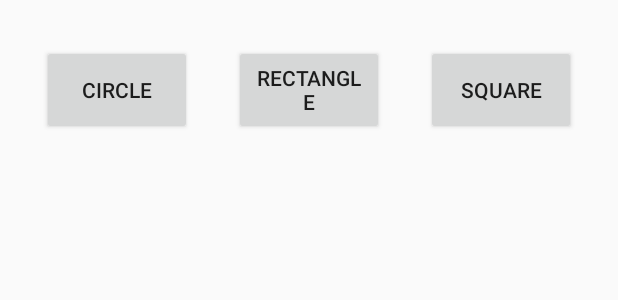
After one commit to aliyousefpoor/Factory-Example, an Android app: the layout dialog_layout.xml on its own in the app's theme, with its tools: preview values and no code run, on a phone screen of 412 x 824 dp. The commit adds this screen. Shown: the top 300 px of the screen. Run offline under Robolectric (Android 15) with nearby library versions, the phone set to English and light mode, and no system bars.

Commit message:
Add DialogAlert

```diff
--- /dev/null
+++ b/app/src/main/res/layout/dialog_layout.xml
@@ -0,0 +1,38 @@
+<?xml version="1.0" encoding="utf-8"?>
+<androidx.constraintlayout.widget.ConstraintLayout xmlns:android="http://schemas.android.com/apk/res/android"
+    android:layout_width="match_parent"
+    android:layout_height="match_parent"
+    xmlns:app="http://schemas.android.com/apk/res-auto">
+
+    <Button
+        android:id="@+id/cbtn"
+        android:layout_width="100dp"
+        android:layout_height="60dp"
+        app:layout_constraintStart_toStartOf="parent"
+        app:layout_constraintEnd_toStartOf="@+id/rbtn"
+        app:layout_constraintTop_toTopOf="parent"
+        android:layout_marginTop="30dp"
+        android:text="circle"
+        />
+
+    <Button
+        android:id="@+id/rbtn"
+        android:layout_width="100dp"
+        android:layout_height="60dp"
+        app:layout_constraintStart_toEndOf="@id/cbtn"
+        app:layout_constraintEnd_toStartOf="@+id/sbtn"
+        app:layout_constraintTop_toTopOf="@id/cbtn"
+        android:text="rectangle"
+        />
+
+    <Button
+        android:id="@+id/sbtn"
+        android:layout_width="100dp"
+        android:layout_height="60dp"
+        app:layout_constraintStart_toEndOf="@id/rbtn"
+        app:layout_constraintEnd_toEndOf="parent"
+        app:layout_constraintTop_toTopOf="@id/cbtn"
+        android:text="square"
+        />
+
+</androidx.constraintlayout.widget.ConstraintLayout>
```
Also changed, not shown: app/src/main/java/com/example/factoryexample/MainActivity.java (+43 -7 lines).
